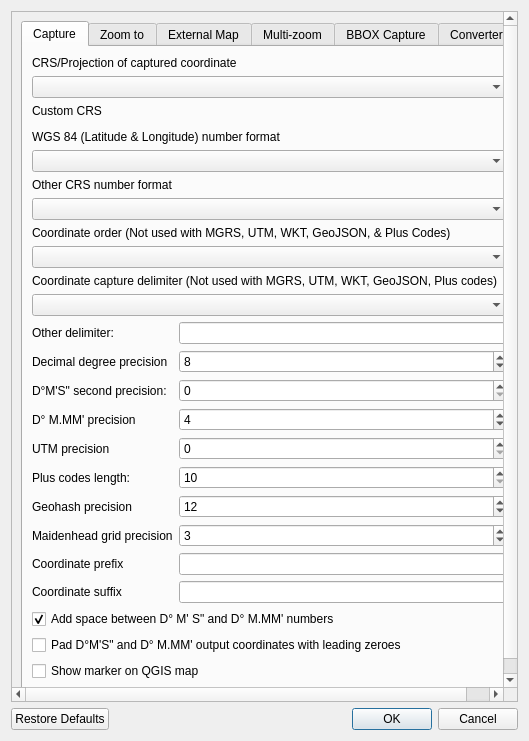
NationalSecurityAgency/qgis-latlontools-plugin, file ui/latLonSettings.ui: the form before one commit.
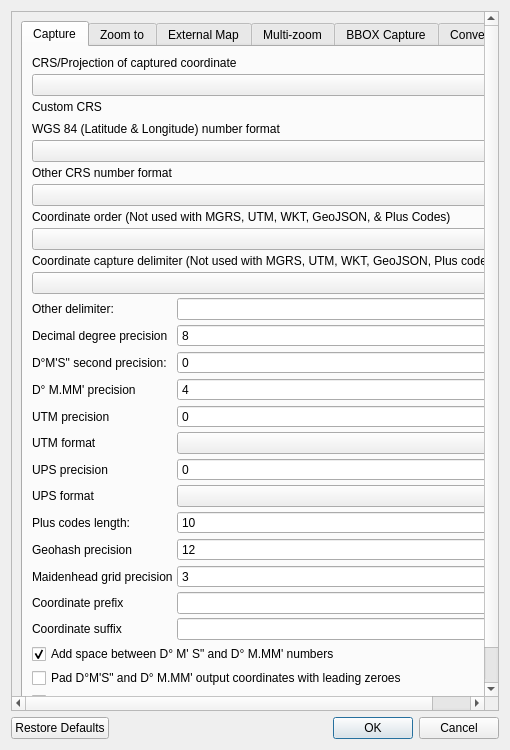
The form after the commit. Custom widgets are drawn as their Qt base class.

Diff of the .ui file:
```diff
--- a/ui/latLonSettings.ui
+++ b/ui/latLonSettings.ui
@@ -6,8 +6,8 @@
    <rect>
     <x>0</x>
     <y>0</y>
-    <width>529</width>
-    <height>741</height>
+    <width>510</width>
+    <height>750</height>
    </rect>
   </property>
   <property name="windowTitle">
@@ -27,8 +27,8 @@
        <rect>
         <x>0</x>
         <y>0</y>
-        <width>509</width>
-        <height>692</height>
+        <width>490</width>
+        <height>701</height>
        </rect>
       </property>
       <layout class="QVBoxLayout" name="verticalLayout_11">
@@ -42,6 +42,9 @@
            <string>Capture</string>
           </attribute>
           <layout class="QVBoxLayout" name="verticalLayout_2">
+           <property name="spacing">
+            <number>4</number>
+           </property>
            <item>
             <widget class="QLabel" name="label">
              <property name="text">
@@ -104,6 +107,9 @@
            </item>
            <item>
             <layout class="QFormLayout" name="formLayout_2">
+             <property name="verticalSpacing">
+              <number>4</number>
+             </property>
              <item row="0" column="0">
               <widget class="QLabel" name="label_3">
                <property name="text">
@@ -128,14 +134,14 @@
                </property>
               </widget>
              </item>
-             <item row="5" column="0">
+             <item row="8" column="0">
               <widget class="QLabel" name="label_18">
                <property name="text">
                 <string>Plus codes length:</string>
                </property>
               </widget>
              </item>
-             <item row="5" column="1">
+             <item row="8" column="1">
               <widget class="QSpinBox" name="plusCodesSpinBox">
                <property name="minimum">
                 <number>10</number>
@@ -165,34 +171,34 @@
                </property>
               </widget>
              </item>
-             <item row="8" column="0">
+             <item row="11" column="0">
               <widget class="QLabel" name="label_28">
                <property name="text">
                 <string>Coordinate prefix</string>
                </property>
               </widget>
              </item>
-             <item row="9" column="0">
+             <item row="12" column="0">
               <widget class="QLabel" name="label_29">
                <property name="text">
                 <string>Coordinate suffix</string>
                </property>
               </widget>
              </item>
-             <item row="8" column="1">
+             <item row="11" column="1">
               <widget class="QLineEdit" name="capturePrefixLineEdit"/>
              </item>
-             <item row="9" column="1">
+             <item row="12" column="1">
               <widget class="QLineEdit" name="captureSuffixLineEdit"/>
              </item>
-             <item row="6" column="0">
+             <item row="9" column="0">
               <widget class="QLabel" name="label_41">
                <property name="text">
                 <string>Geohash precision</string>
                </property>
               </widget>
              </item>
-             <item row="6" column="1">
+             <item row="9" column="1">
               <widget class="QSpinBox" name="captureGeohashSpinBox">
                <property name="minimum">
                 <number>1</number>
@@ -236,14 +242,14 @@
                </property>
               </widget>
              </item>
-             <item row="7" column="0">
+             <item row="10" column="0">
               <widget class="QLabel" name="label_45">
                <property name="text">
                 <string>Maidenhead grid precision</string>
                </property>
               </widget>
              </item>
-             <item row="7" column="1">
+             <item row="10" column="1">
               <widget class="QSpinBox" name="captureMaidenheadPrecisionSpinBox">
                <property name="minimum">
                 <number>1</number>
@@ -256,6 +262,40 @@
                </property>
               </widget>
              </item>
+             <item row="5" column="0">
+              <widget class="QLabel" name="label_52">
+               <property name="text">
+                <string>UTM format</string>
+               </property>
+              </widget>
+             </item>
+             <item row="5" column="1">
+              <widget class="QComboBox" name="captureUtmFormatComboBox"/>
+             </item>
+             <item row="6" column="0">
+              <widget class="QLabel" name="label_55">
+               <property name="text">
+                <string>UPS precision</string>
+               </property>
+              </widget>
+             </item>
+             <item row="6" column="1">
+              <widget class="QSpinBox" name="captureUpsPrecisionSpinBox">
+               <property name="maximum">
+                <number>8</number>
+               </property>
+              </widget>
+             </item>
+             <item row="7" column="0">
+              <widget class="QLabel" name="label_56">
+               <property name="text">
+                <string>UPS format</string>
+               </property>
+              </widget>
+             </item>
+             <item row="7" column="1">
+              <widget class="QComboBox" name="captureUpsFormatComboBox"/>
+             </item>
             </layout>
            </item>
            <item>
```
Left out of the diff: 56 changed lines with no effect on the pictures.
